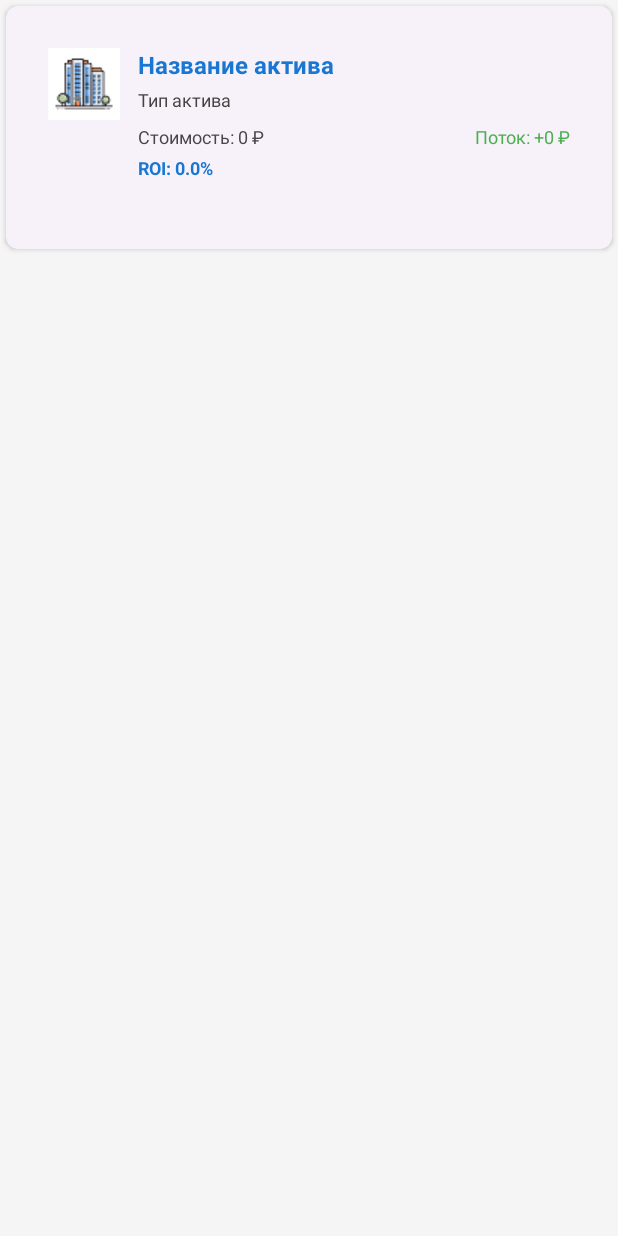
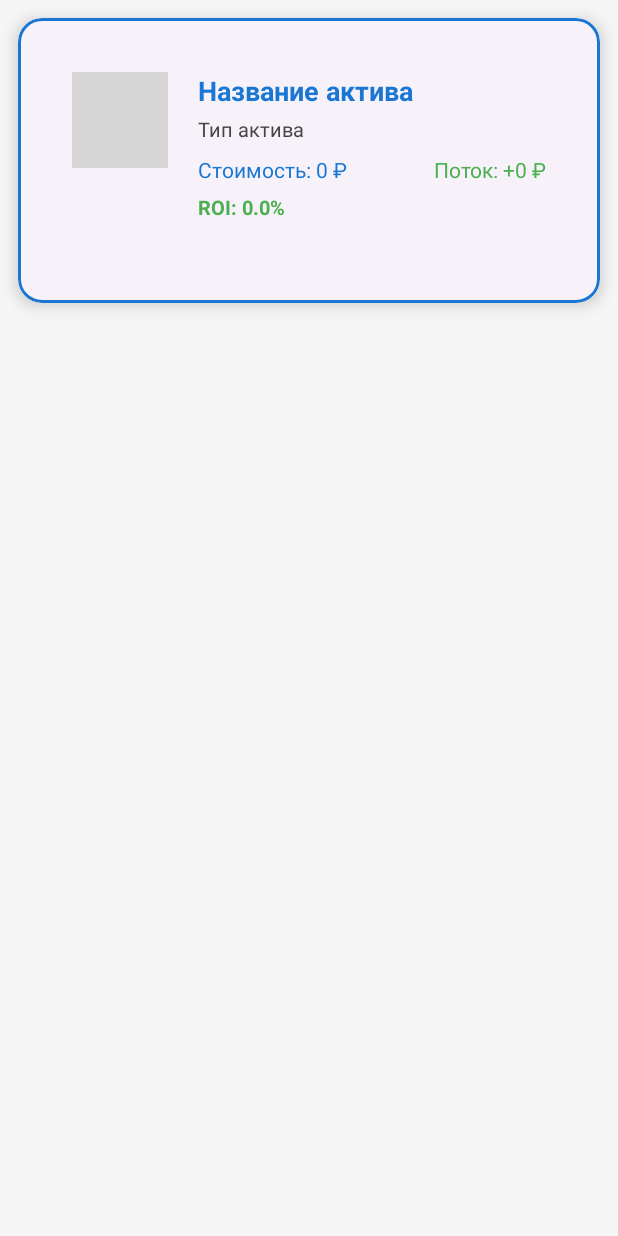
Before and after one commit to RobotAvi/MoneyGame, an Android app: the layout item_asset.xml on its own in the app's theme, with its tools: preview values and no code run, on a phone screen of 412 x 824 dp. Run offline under Robolectric (Android 15) with nearby library versions, the phone set to English and light mode, and no system bars; grey boxes are pictures that could not be loaded.

Commit message:
Update asset item layout with improved design and styling
Co-authored-by: g7702457 <g7702457@crk.umn.edu>

```diff
--- a/app/src/main/res/layout/item_asset.xml
+++ b/app/src/main/res/layout/item_asset.xml
@@ -4,23 +4,25 @@
     xmlns:app="http://schemas.android.com/apk/res-auto"
     android:layout_width="match_parent"
     android:layout_height="wrap_content"
-    android:layout_margin="4dp"
-    app:cardElevation="2dp"
-    app:cardCornerRadius="8dp">
+    android:layout_margin="12dp"
+    app:cardElevation="6dp"
+    app:cardCornerRadius="16dp"
+    app:strokeColor="@color/primary_color"
+    app:strokeWidth="2dp">
 
     <LinearLayout
         android:layout_width="match_parent"
         android:layout_height="wrap_content"
         android:orientation="horizontal"
-        android:padding="12dp">
+        android:padding="20dp">
 
         <ImageView
             android:id="@+id/iv_asset_icon"
-            android:layout_width="48dp"
-            android:layout_height="48dp"
-            android:layout_marginEnd="12dp"
+            android:layout_width="64dp"
+            android:layout_height="64dp"
+            android:layout_marginEnd="20dp"
             android:scaleType="centerCrop"
-            android:background="@drawable/asset_real_estate"
+            android:background="@drawable/bg_avatar_circle"
             android:contentDescription="Иконка актива" />
 
         <LinearLayout
@@ -34,7 +36,7 @@
                 android:layout_width="wrap_content"
                 android:layout_height="wrap_content"
                 android:text="Название актива"
-            android:textSize="16sp"
+                android:textSize="18sp"
                 android:textStyle="bold"
                 android:textColor="@color/primary_color"
                 android:layout_marginBottom="4dp" />
@@ -44,14 +46,15 @@
                 android:layout_width="wrap_content"
                 android:layout_height="wrap_content"
                 android:text="Тип актива"
-            android:textSize="12sp"
+                android:textSize="13sp"
                 android:textColor="@color/text_secondary"
                 android:layout_marginBottom="8dp" />
 
             <LinearLayout
                 android:layout_width="match_parent"
                 android:layout_height="wrap_content"
-            android:orientation="horizontal">
+                android:orientation="horizontal"
+                android:layout_marginBottom="4dp">
 
                 <TextView
                     android:id="@+id/tv_asset_value"
@@ -59,7 +62,8 @@
                     android:layout_height="wrap_content"
                     android:layout_weight="1"
                     android:text="Стоимость: 0 ₽"
-                android:textSize="12sp" />
+                    android:textSize="14sp"
+                    android:textColor="@color/primary_color" />
 
                 <TextView
                     android:id="@+id/tv_cash_flow"
@@ -67,10 +71,9 @@
                     android:layout_height="wrap_content"
                     android:layout_weight="1"
                     android:text="Поток: +0 ₽"
-                android:textSize="12sp"
+                    android:textSize="14sp"
                     android:textColor="@color/success_color"
                     android:gravity="end" />
-
             </LinearLayout>
 
             <TextView
@@ -78,22 +81,19 @@
                 android:layout_width="wrap_content"
                 android:layout_height="wrap_content"
                 android:text="ROI: 0.0%"
-            android:textSize="12sp"
+                android:textSize="13sp"
                 android:textStyle="bold"
-            android:textColor="@color/primary_color"
-            android:layout_marginTop="4dp" />
+                android:textColor="@color/success_color"
+                android:layout_marginTop="2dp" />
 
             <TextView
                 android:id="@+id/tv_shares"
                 android:layout_width="wrap_content"
                 android:layout_height="wrap_content"
                 android:text=""
-            android:textSize="10sp"
+                android:textSize="12sp"
                 android:textColor="@color/text_secondary"
-            android:layout_marginTop="4dp" />
-
+                android:layout_marginTop="2dp" />
         </LinearLayout>
-
     </LinearLayout>
-
 </com.google.android.material.card.MaterialCardView>
```
Lines whose indentation alone changed are shown as unchanged.
